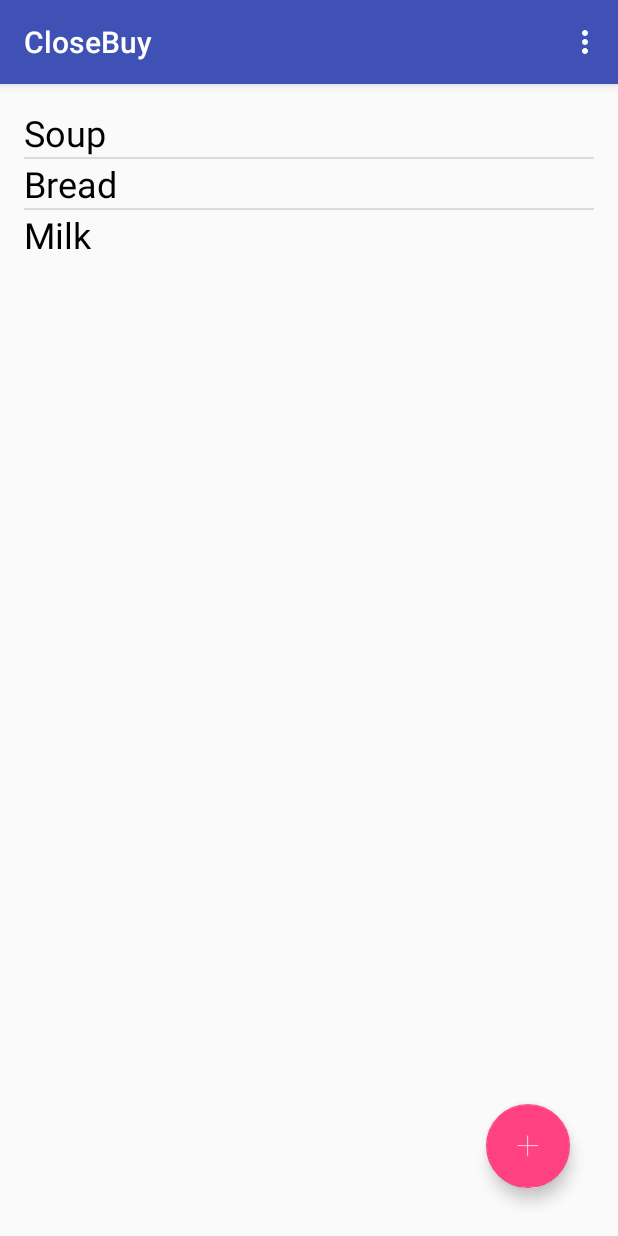
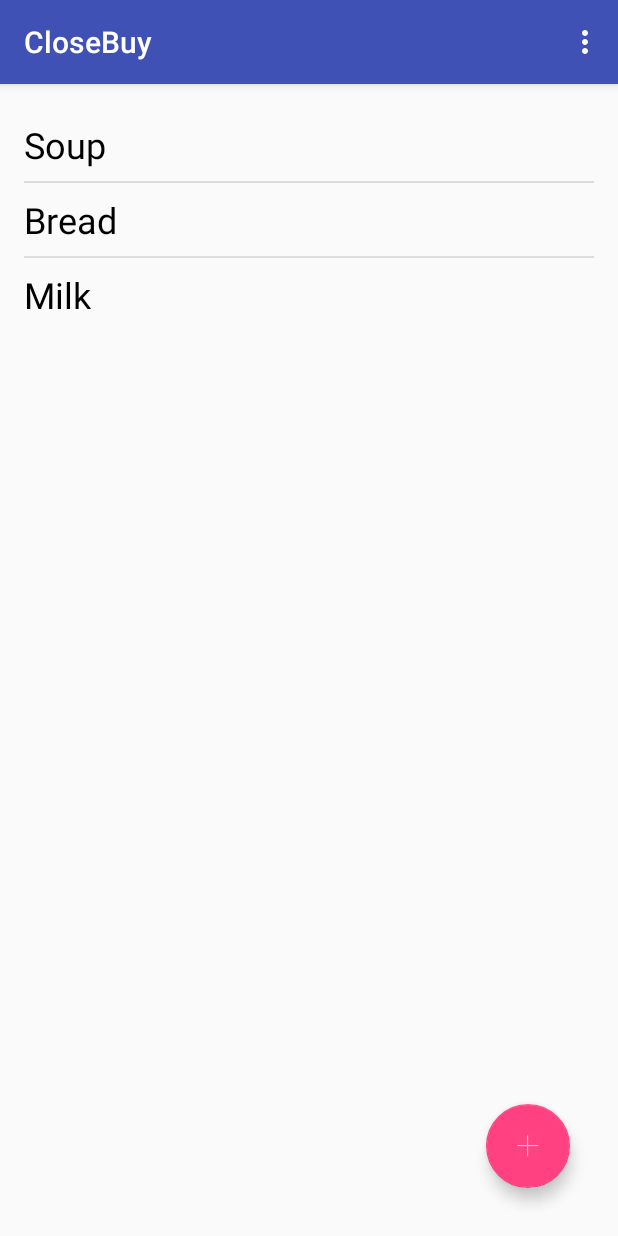
Before and after one commit to kbalouse/CloseBuy, an Android app: the screen it shows after launch (HomeActivity), on a phone screen of 412 x 824 dp. Run offline under Robolectric (Android 15) with nearby library versions, the phone set to English and light mode, and no system bars.

Commit message:
spaced out list view items a bit. changed disabled items to display gray instead of red.

```diff
--- a/CloseBuy/app/src/main/java/fourpointoh/closebuy/ReminderItemArrayAdapter.java
+++ b/CloseBuy/app/src/main/java/fourpointoh/closebuy/ReminderItemArrayAdapter.java
@@ -45,7 +45,7 @@ public class ReminderItemArrayAdapter extends ArrayAdapter<ReminderItem> {
         // Give content to the view according to the given item
         TextView textView = (TextView) v.findViewById(R.id.item_name);
         textView.setText(item.itemName);
-        if (!item.enabled) textView.setTextColor(Color.RED);
+        if (!item.enabled) textView.setTextColor(Color.GRAY);
         else textView.setTextColor(Color.BLACK);
 
         return v;
--- a/CloseBuy/app/src/main/res/layout/list_item.xml
+++ b/CloseBuy/app/src/main/res/layout/list_item.xml
@@ -1,7 +1,9 @@
 <?xml version="1.0" encoding="utf-8"?>
 <LinearLayout xmlns:android="http://schemas.android.com/apk/res/android"
     android:orientation="vertical" android:layout_width="match_parent"
-    android:layout_height="match_parent">
+    android:layout_height="match_parent"
+    android:paddingTop="8dp"
+    android:paddingBottom="8dp">
 
     <TextView
         android:id="@+id/item_name"
```
